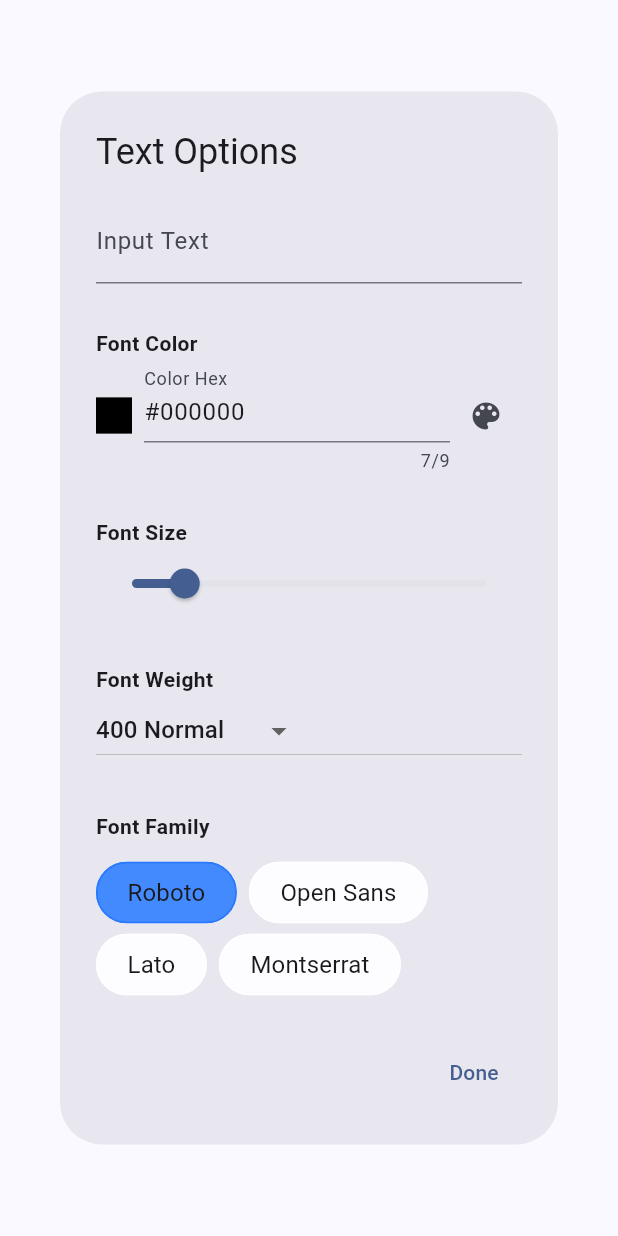
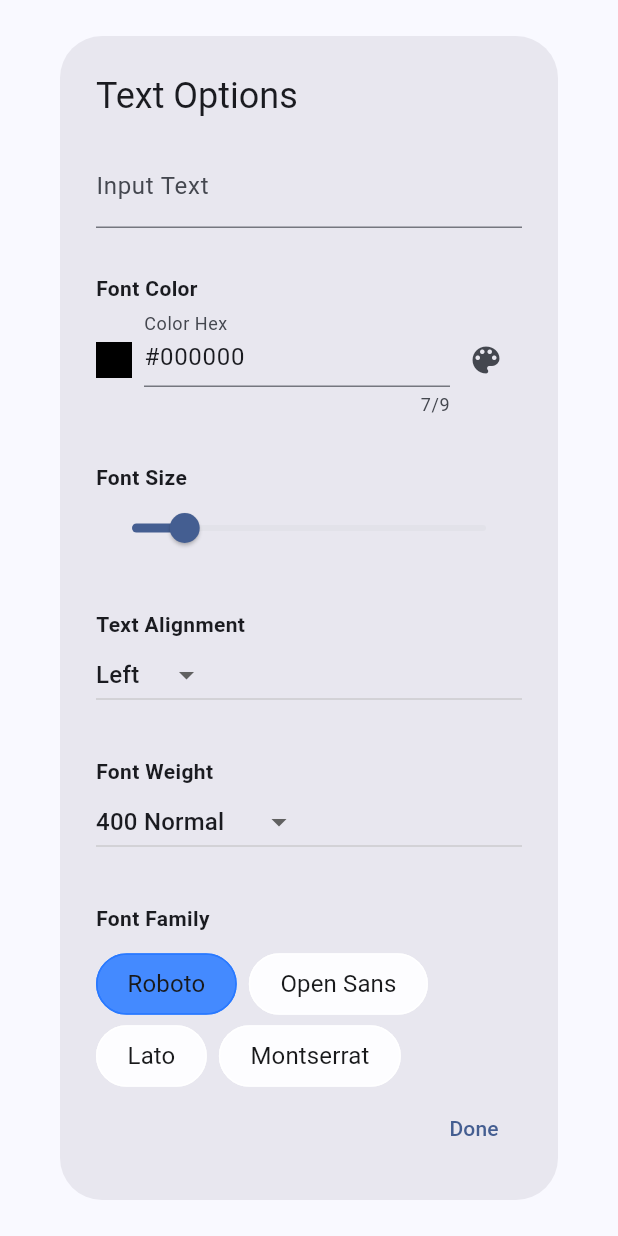
Before and after one commit to flobizDipen/my_sandesh_web_ui, a Flutter app: the TextStyleOption widget shown alone on an empty page, opened directly with empty values, on a phone screen of 412 x 824 dp. Run offline on Flutter 3.47's test engine with Material 3 defaults, Android fonts, the phone set to English and light mode, and no system bars; our stand-ins replace flutter_colorpicker, image_picker.

Commit message:
added text alignment, and handling for center and right, for right it is not working as expected

```diff
--- a/lib/component/font_properties_dialog.dart
+++ b/lib/component/font_properties_dialog.dart
@@ -2,7 +2,7 @@ import 'package:flutter/material.dart';
 import 'package:my_sandesh_web_ui/component/text_color_picker.dart';
 import 'package:my_sandesh_web_ui/model/text_element.dart';
 import 'package:my_sandesh_web_ui/theme/ms_colors.dart';
-import 'package:my_sandesh_web_ui/utility/font_weight_utils.dart';
+import 'package:my_sandesh_web_ui/utility/font_utils.dart';
 import 'package:my_sandesh_web_ui/utility/widget_extension.dart';
 
 class TextStyleOption extends StatefulWidget {
@@ -12,6 +12,7 @@ class TextStyleOption extends StatefulWidget {
   final Function(double) onTextSize;
   final Function(Color) onColorChange;
   final Function(String) onFontFamily;
+  final Function(TextAlign) onTextAlign;
   final Function(TextElement) onRemove;
 
   const TextStyleOption({
@@ -22,6 +23,7 @@ class TextStyleOption extends StatefulWidget {
     required this.onTextSize,
     required this.onColorChange,
     required this.onFontFamily,
+    required this.onTextAlign,
     required this.onRemove,
   });
 
@@ -98,12 +100,34 @@ class _TextStyleOptionState extends State<TextStyleOption> {
             ),
             context.divider(),
             const Text(
+              "Text Alignment",
+              style: TextStyle(fontWeight: FontWeight.w600),
+            ),
+            DropdownButton<TextAlign>(
+              value: widget.element.fontProperties.textAlign,
+              onChanged: (TextAlign? newValue) {
+                setState(() {
+                  if (newValue != null) {
+                    widget.element.fontProperties.textAlign = newValue;
+                    widget.onTextAlign(newValue);
+                  }
+                });
+              },
+              items: FontUtils.textAlignNames.entries.map((entry) {
+                return DropdownMenuItem<TextAlign>(
+                  value: entry.key,
+                  child: Text(entry.value),
+                );
+              }).toList(),
+            ),
+            context.divider(),
+            const Text(
               "Font Weight",
               style: TextStyle(fontWeight: FontWeight.w600),
             ),
             DropdownButton<FontWeight>(
               value: widget.element.fontProperties.fontWeight,
-              items: FontWeightUtils.fontWeightNames.entries.map((entry) {
+              items: FontUtils.fontWeightNames.entries.map((entry) {
                 return DropdownMenuItem<FontWeight>(
                   value: entry.key,
                   child: Text(entry.value),
--- a/lib/model/text_element.dart
+++ b/lib/model/text_element.dart
@@ -9,6 +9,7 @@ class FontProperties {
   Color textColor;
   String fontFamily;
   Offset textPosition;
+  TextAlign textAlign;
 
   FontProperties({
     this.textSize = 14.0,
@@ -16,6 +17,7 @@ class FontProperties {
     this.textColor = Colors.black,
     this.fontFamily = 'Roboto',
     this.textPosition = const Offset(0, 0),
+    this.textAlign = TextAlign.left,
   });
 
   Offset getTextPosition() {
--- a/lib/screen/home_screen.dart
+++ b/lib/screen/home_screen.dart
@@ -267,6 +267,11 @@ class _MyHomePageState extends State<MyHomePage> {
                       element.fontProperties.fontFamily = fontFamily;
                     });
                   },
+                  onTextAlign: (TextAlign textAlign) {
+                    setState(() {
+                      element.fontProperties.textAlign = textAlign;
+                    });
+                  },
                   onRemove: (TextElement textElement) {
                     setState(() {
                       // Find the element in the list and update its `isAdded` status
@@ -288,6 +293,7 @@ class _MyHomePageState extends State<MyHomePage> {
       ),
       child: Text(
         element.controller.text,
+        textAlign: element.fontProperties.textAlign,
         style: TextStyle(
           fontFamily: element.fontProperties.fontFamily,
           fontSize: element.fontProperties.textSize,
--- a/lib/utility/font_weight_utils.dart
+++ b/lib/utility/font_utils.dart
@@ -1,6 +1,6 @@
 import 'package:flutter/material.dart';
 
-class FontWeightUtils {
+class FontUtils {
   static const Map<String, FontWeight> _fontWeightMap = {
     'normal': FontWeight.normal,
     'bold': FontWeight.bold,
@@ -31,4 +31,11 @@ class FontWeightUtils {
     // Return the corresponding FontWeight, or FontWeight.normal as a default
     return _fontWeightMap[fontWeightString] ?? FontWeight.normal;
   }
+
+  static Map<TextAlign, String> textAlignNames = {
+    TextAlign.left: "Left",
+    TextAlign.center: "Center",
+    TextAlign.right: "Right",
+    // Include any other alignments you wish to support
+  };
 }
```
Also changed, not shown: lib/config/config_generator.dart (+15 -8 lines), lib/model/final_config.dart (renamed from lib/model/final _config.dart, +14 -6 lines), lib/screen/preview.dart (+102 -5 lines).
